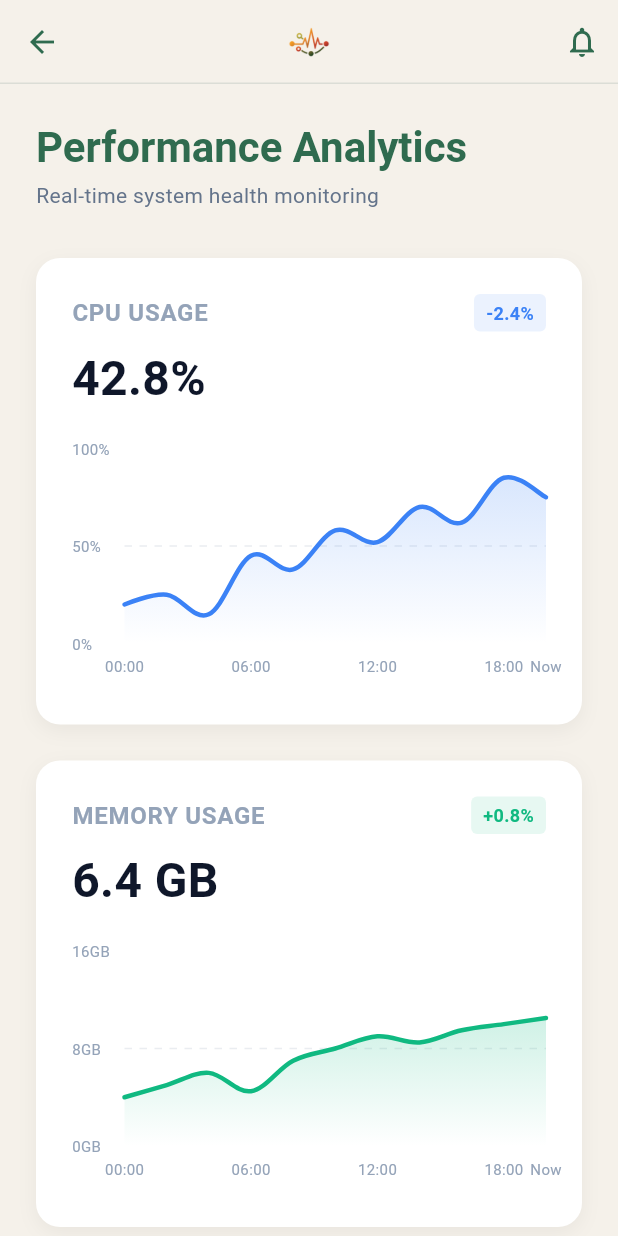
After one commit to azizur-rahaman/plexuspules-azizur-rahaman, a Flutter app: the PerformanceView screen opened directly, on a phone screen of 412 x 824 dp. The commit adds this screen. Run offline on Flutter 3.47's test engine with Material 3 defaults, Android fonts, the light colour scheme and no system bars; drawn by our look-alikes of fl_chart; our stand-ins replace connectivity_plus, dartz, dio, equatable, flutter_bloc, flutter_screenutil and 7 more; accounts and stored records are empty.

Commit message:
feat: implement performance analytics screen and integrate into navigation

```diff
--- a/lib/config/app_router.dart
+++ b/lib/config/app_router.dart
@@ -5,6 +5,7 @@ import 'package:plexuspules/features/devices/presentation/pages/devices/devices_
 import 'package:plexuspules/features/devices/presentation/pages/device_detail/device_detail_page.dart';
 import 'package:plexuspules/features/alerts/presentation/pages/alerts/alerts_page.dart';
 import 'package:plexuspules/features/profile/presentation/pages/profile/profile_page.dart';
+import 'package:plexuspules/features/performance/presentation/pages/performance/performance_page.dart';
 import 'package:plexuspules/core/navigation/navigation_shell_page.dart';
 import 'package:plexuspules/features/splash/presentation/pages/splash_screen.dart';
 
@@ -15,6 +16,7 @@ class AppRouter {
   static const String devices = '/devices';
   static const String deviceDetail = '/device-detail/:id';
   static const String alerts = '/alerts';
+  static const String performance = '/performance';
   static const String profile = '/profile';
 
   static final GoRouter router = GoRouter(
@@ -63,6 +65,14 @@ class AppRouter {
           StatefulShellBranch(
             routes: [
               GoRoute(
+                path: performance,
+                builder: (context, state) => const PerformancePage(),
+              ),
+            ],
+          ),
+          StatefulShellBranch(
+            routes: [
+              GoRoute(
                 path: profile,
                 builder: (context, state) => const ProfilePage(),
               ),
--- a/lib/core/navigation/navigation_shell_page.dart
+++ b/lib/core/navigation/navigation_shell_page.dart
@@ -56,6 +56,11 @@ class NavigationShellPage extends StatelessWidget {
               label: 'DEVICES',
             ),
             NavigationDestination(
+              icon: const Icon(Icons.analytics_outlined, color: Color(0xFF94A3B8)),
+              selectedIcon: const Icon(Icons.analytics, color: Color(0xFF2F6B4F)),
+              label: 'PERFORMANCE',
+            ),
+            NavigationDestination(
               icon: const Icon(Icons.person_outline, color: Color(0xFF94A3B8)),
               selectedIcon: const Icon(Icons.person, color: Color(0xFF2F6B4F)),
               label: 'PROFILE',
--- a/lib/features/alerts/presentation/widgets/critical_alert_popup.dart
+++ b/lib/features/alerts/presentation/widgets/critical_alert_popup.dart
@@ -132,7 +132,10 @@ class CriticalAlertPopup extends StatelessWidget {
             SizedBox(
               width: double.infinity,
               child: ElevatedButton(
-                onPressed: onViewDevice,
+                onPressed: () {
+                  Navigator.pop(context);
+                  onViewDevice();
+                },
                 style: ElevatedButton.styleFrom(
                   backgroundColor: AppColors.primary,
                   foregroundColor: Colors.white,
@@ -159,7 +162,10 @@ class CriticalAlertPopup extends StatelessWidget {
             ),
             AppSizes.gap12,
             TextButton(
-              onPressed: onDismiss,
+              onPressed: () {
+                Navigator.pop(context);
+                onDismiss();
+              },
               child: Text(
                 'Dismiss',
                 style: TextStyle(
--- a/lib/features/dashboard/presentation/pages/dashboard/dashboard_view.dart
+++ b/lib/features/dashboard/presentation/pages/dashboard/dashboard_view.dart
@@ -30,12 +30,9 @@ class _DashboardViewState extends State<DashboardView> {
       location: 'Data Center A',
       timeDetected: 'Just now',
       onViewDevice: () {
-        Navigator.pop(context);
         // TODO: Navigate to device details
       },
-      onDismiss: () {
-        Navigator.pop(context);
-      },
+      onDismiss: () {},
     );
   }
 
--- /dev/null
+++ b/lib/features/performance/presentation/pages/performance/performance_page.dart
@@ -0,0 +1,11 @@
+import 'package:flutter/material.dart';
+import 'package:plexuspules/features/performance/presentation/pages/performance/performance_view.dart';
+
+class PerformancePage extends StatelessWidget {
+  const PerformancePage({super.key});
+
+  @override
+  Widget build(BuildContext context) {
+    return const PerformanceView();
+  }
+}
--- /dev/null
+++ b/lib/features/performance/presentation/pages/performance/performance_view.dart
@@ -0,0 +1,333 @@
+import 'package:fl_chart/fl_chart.dart';
+import 'package:flutter/material.dart';
+import 'package:plexuspules/core/widgets/common_app_bar.dart';
+
+class PerformanceView extends StatelessWidget {
+  const PerformanceView({super.key});
+
+  @override
+  Widget build(BuildContext context) {
+    final theme = Theme.of(context);
+
+    return Scaffold(
+      appBar: CommonAppBar.brand(),
+      body: SafeArea(
+        child: SingleChildScrollView(
+          padding: const EdgeInsets.all(24.0),
+          child: Column(
+            crossAxisAlignment: CrossAxisAlignment.start,
+            children: [
+              Text(
+                'Performance Analytics',
+                style: theme.textTheme.headlineMedium?.copyWith(
+                  color: const Color(0xFF2F6B4F),
+                  fontWeight: FontWeight.bold,
+                ),
+              ),
+              const SizedBox(height: 4),
+              Text(
+                'Real-time system health monitoring',
+                style: theme.textTheme.bodyMedium?.copyWith(
+                  color: const Color(0xFF64748B),
+                ),
+              ),
+              const SizedBox(height: 32),
+              _buildChartCard(
+                title: 'CPU USAGE',
+                value: '42.8%',
+                change: '-2.4%',
+                isPositive: false,
+                chartColor: const Color(0xFF3B82F6),
+                spots: [
+                  const FlSpot(0, 20),
+                  const FlSpot(2, 25),
+                  const FlSpot(4, 15),
+                  const FlSpot(6, 45),
+                  const FlSpot(8, 38),
+                  const FlSpot(10, 58),
+                  const FlSpot(12, 52),
+                  const FlSpot(14, 70),
+                  const FlSpot(16, 62),
+                  const FlSpot(18, 85),
+                  const FlSpot(20, 75),
+                ],
+                maxY: 100,
+                yInterval: 50,
+              ),
+              const SizedBox(height: 24),
+              _buildChartCard(
+                title: 'MEMORY USAGE',
+                value: '6.4 GB',
+                change: '+0.8%',
+                isPositive: true,
+                chartColor: const Color(0xFF10B981),
+                spots: [
+                  const FlSpot(0, 4),
+                  const FlSpot(2, 5),
+                  const FlSpot(4, 6),
+                  const FlSpot(6, 4.5),
+                  const FlSpot(8, 7),
+                  const FlSpot(10, 8),
+                  const FlSpot(12, 9),
+                  const FlSpot(14, 8.5),
+                  const FlSpot(16, 9.5),
+                  const FlSpot(18, 10),
+                  const FlSpot(20, 10.5),
+                ],
+                maxY: 16,
+                yInterval: 8,
+                yLabel: (val) => '${val.toInt()}GB',
+              ),
+              const SizedBox(height: 24),
+              Row(
+                children: [
+                  Expanded(
+                    child: _buildMetricCard(
+                      title: 'UPTIME',
+                      value: '99.98%',
+                      valueColor: const Color(0xFF2F6B4F),
+                    ),
+                  ),
+                  const SizedBox(width: 16),
+                  Expanded(
+                    child: _buildMetricCard(
+                      title: 'LATENCY',
+                      value: '24ms',
+                      valueColor: const Color(0xFF2F6B4F),
+                    ),
+                  ),
+                ],
+              ),
+            ],
+          ),
+        ),
+      ),
+    );
+  }
+
+  Widget _buildChartCard({
+    required String title,
+    required String value,
+    required String change,
+    required bool isPositive,
+    required Color chartColor,
+    required List<FlSpot> spots,
+    required double maxY,
+    required double yInterval,
+    String Function(double)? yLabel,
+  }) {
+    return Container(
+      padding: const EdgeInsets.all(24),
+      decoration: BoxDecoration(
+        color: Colors.white,
+        borderRadius: BorderRadius.circular(16),
+        boxShadow: [
+          BoxShadow(
+            color: Colors.black.withValues(alpha: 0.05),
+            blurRadius: 10,
+            offset: const Offset(0, 4),
+          ),
+        ],
+      ),
+      child: Column(
+        crossAxisAlignment: CrossAxisAlignment.start,
+        children: [
+          Row(
+            mainAxisAlignment: MainAxisAlignment.spaceBetween,
+            children: [
+              Text(
+                title,
+                style: const TextStyle(
+                  color: Color(0xFF94A3B8),
+                  fontSize: 16,
+                  fontWeight: FontWeight.w600,
+                  letterSpacing: 0.5,
+                ),
+              ),
+              Container(
+                padding: const EdgeInsets.symmetric(horizontal: 8, vertical: 4),
+                decoration: BoxDecoration(
+                  color: isPositive
+                      ? const Color(0xFF10B981).withValues(alpha: 0.1)
+                      : const Color(0xFF3B82F6).withValues(alpha: 0.1),
+                  borderRadius: BorderRadius.circular(4),
+                ),
+                child: Text(
+                  change,
+                  style: TextStyle(
+                    color: isPositive
+                        ? const Color(0xFF10B981)
+                        : const Color(0xFF3B82F6),
+                    fontWeight: FontWeight.bold,
+                    fontSize: 12,
+                  ),
+                ),
+              ),
+            ],
+          ),
+          const SizedBox(height: 8),
+          Text(
+            value,
+            style: const TextStyle(
+              color: Color(0xFF0F172A),
+              fontSize: 32,
+              fontWeight: FontWeight.bold,
+            ),
+          ),
+          const SizedBox(height: 24),
+          SizedBox(
+            height: 160,
+            child: LineChart(
+              LineChartData(
+                gridData: FlGridData(
+                  show: true,
+                  drawVerticalLine: false,
+                  horizontalInterval: yInterval,
+                  getDrawingHorizontalLine: (value) {
+                    return FlLine(
+                      color: const Color(0xFF94A3B8).withValues(alpha: 0.2),
+                      strokeWidth: 1,
+                      dashArray: [5, 5],
+                    );
+                  },
+                ),
+                titlesData: FlTitlesData(
+                  show: true,
+                  rightTitles: const AxisTitles(
+                    sideTitles: SideTitles(showTitles: false),
+                  ),
+                  topTitles: const AxisTitles(
+                    sideTitles: SideTitles(showTitles: false),
+                  ),
+                  bottomTitles: AxisTitles(
+                    sideTitles: SideTitles(
+                      showTitles: true,
+                      reservedSize: 30,
+                      interval: 6,
+                      getTitlesWidget: (value, meta) {
+                        String text = '';
+                        switch (value.toInt()) {
+                          case 0:
+                            text = '00:00';
+                            break;
+                          case 6:
+                            text = '06:00';
+                            break;
+                          case 12:
+                            text = '12:00';
+                            break;
+                          case 18:
+                            text = '18:00';
+                            break;
+                          case 20:
+                            text = 'Now';
+                            break;
+                        }
+                        return Padding(
+                          padding: const EdgeInsets.only(top: 8.0),
+                          child: Text(
+                            text,
+                            style: const TextStyle(
+                              color: Color(0xFF94A3B8),
+                              fontSize: 10,
+                            ),
+                          ),
+                        );
+                      },
+                    ),
+                  ),
+                  leftTitles: AxisTitles(
+                    sideTitles: SideTitles(
+                      showTitles: true,
+                      interval: yInterval,
+                      getTitlesWidget: (value, meta) {
+                        return Text(
+                          yLabel?.call(value) ?? '${value.toInt()}%',
+                          style: const TextStyle(
+                            color: Color(0xFF94A3B8),
+                            fontSize: 10,
+                          ),
+                        );
+                      },
+                      reservedSize: 35,
+                    ),
+                  ),
+                ),
+                borderData: FlBorderData(show: false),
+                minX: 0,
+                maxX: 20,
+                minY: 0,
+                maxY: maxY,
+                lineBarsData: [
+                  LineChartBarData(
+                    spots: spots,
+                    isCurved: true,
+                    color: chartColor,
+                    barWidth: 3,
+                    isStrokeCapRound: true,
+                    dotData: const FlDotData(show: false),
+                    belowBarData: BarAreaData(
+                      show: true,
+                      gradient: LinearGradient(
+                        colors: [
+                          chartColor.withValues(alpha: 0.2),
+                          chartColor.withValues(alpha: 0),
+                        ],
+                        begin: Alignment.topCenter,
+                        end: Alignment.bottomCenter,
+                      ),
+                    ),
+                  ),
+                ],
+              ),
+            ),
+          ),
+        ],
+      ),
+    );
+  }
+
+  Widget _buildMetricCard({
+    required String title,
+    required String value,
+    required Color valueColor,
+  }) {
+    return Container(
+      padding: const EdgeInsets.all(20),
+      decoration: BoxDecoration(
+        color: Colors.white,
+        borderRadius: BorderRadius.circular(12),
+        boxShadow: [
+          BoxShadow(
+            color: Colors.black.withValues(alpha: 0.05),
+            blurRadius: 10,
+            offset: const Offset(0, 4),
+          ),
+        ],
+      ),
+      child: Column(
+        crossAxisAlignment: CrossAxisAlignment.start,
+        children: [
+          Text(
+            title,
+            style: const TextStyle(
+              color: Color(0xFF94A3B8),
+              fontSize: 12,
+              fontWeight: FontWeight.w600,
+              letterSpacing: 0.5,
+            ),
+          ),
+          const SizedBox(height: 8),
+          Text(
+            value,
+            style: TextStyle(
+              color: valueColor,
+              fontSize: 24,
+              fontWeight: FontWeight.bold,
+            ),
+          ),
+        ],
+      ),
+    );
+  }
+}
--- a/pubspec.yaml
+++ b/pubspec.yaml
@@ -49,6 +49,7 @@ dependencies:
   flutter_secure_storage: ^10.0.0
   hive_flutter: ^1.1.0
   go_router: ^17.1.0
+  fl_chart: ^0.70.2
 
 dev_dependencies:
   flutter_test:
```
Also changed, not shown: pubspec.lock.
